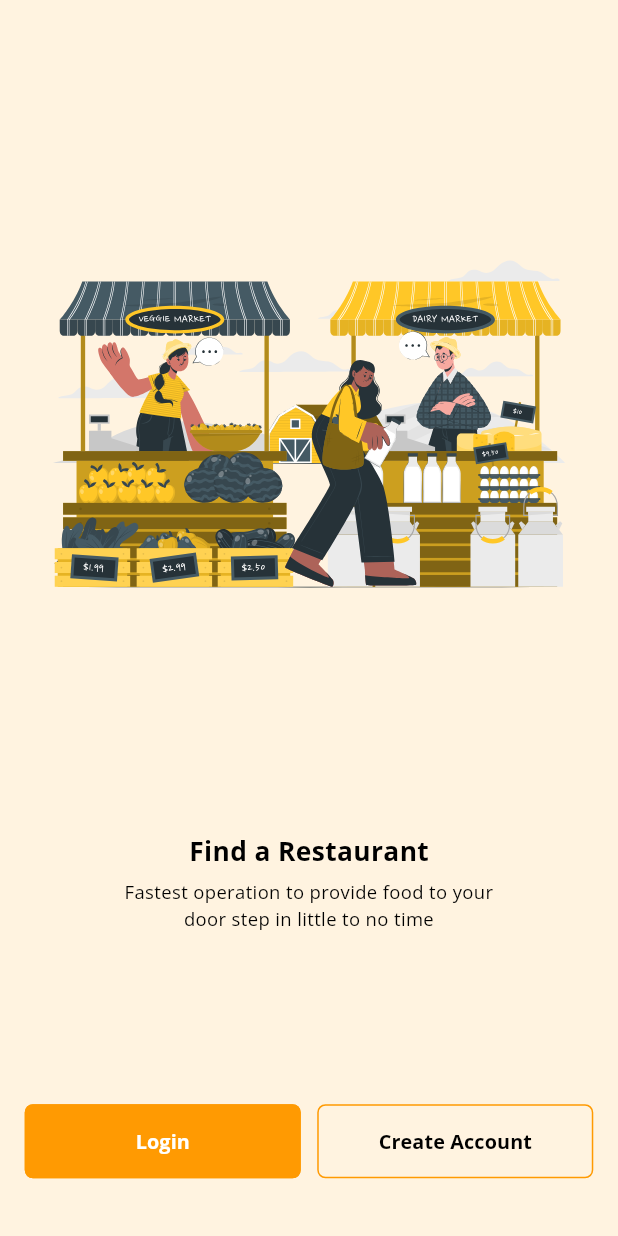
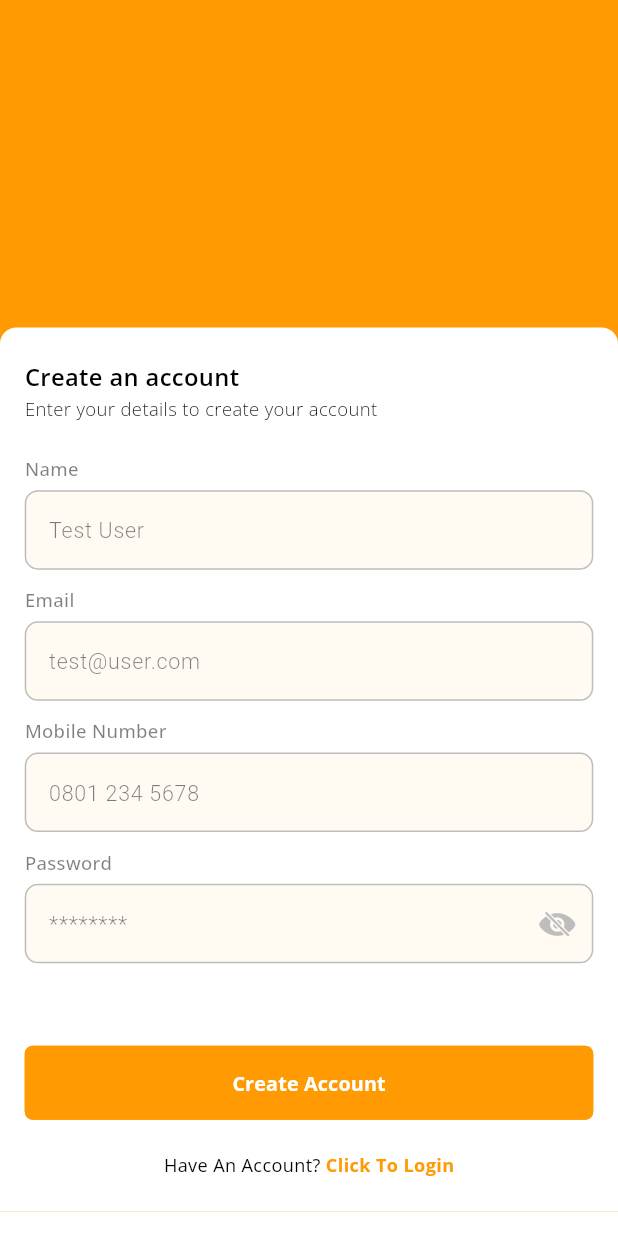
Before and after one commit to olamilekan-adeleke/jolobbi_app_new, a Flutter app: the screen it shows after launch, after a tap on "Create Account", on a phone screen of 412 x 824 dp. Run offline on Flutter 3.47's test engine with Material 2 defaults, Android fonts, the phone set to English and light mode, and no system bars; our stand-ins replace bloc, cached_network_image, equatable, firebase_core, flutter_screenutil, flutter_secure_storage and 4 more; accounts and stored records are empty; project files that could hold a hidden picture were left out.

Commit message:
added sign up view

```diff
--- a/lib/cores/navigator/router_generator.dart
+++ b/lib/cores/navigator/router_generator.dart
@@ -5,6 +5,7 @@ import 'package:flutter/material.dart';
 
 import '../../features/Authentication/presentation/pages/intro_view.dart';
 import '../../features/Authentication/presentation/pages/login_view.dart';
+import '../../features/Authentication/presentation/pages/sign_up_view.dart';
 import 'error_route_screen.dart';
 
 class RouteGenerator {
@@ -18,8 +19,8 @@ class RouteGenerator {
       case LoginView.route:
         return pageRoute(const LoginView());
 
-      // case SignUpView.route:
-      //   return materialPage(const SignUpView());
+      case SignUpView.route:
+        return pageRoute(const SignUpView());
 
       default:
         return errorRoute();
--- a/lib/features/Authentication/presentation/pages/intro_view.dart
+++ b/lib/features/Authentication/presentation/pages/intro_view.dart
@@ -1,11 +1,13 @@
 import 'package:flutter/material.dart';
-import 'package:jolobbi_app_new/cores/components/custom_button.dart';
-import 'package:jolobbi_app_new/cores/components/custom_scaffold_widget.dart';
-import 'package:jolobbi_app_new/cores/components/custom_text_widget.dart';
-import 'package:jolobbi_app_new/cores/components/image_widget.dart';
-import 'package:jolobbi_app_new/cores/navigator/app_router.dart';
-import 'package:jolobbi_app_new/cores/utils/sizer_utils.dart';
-import 'package:jolobbi_app_new/features/Authentication/presentation/pages/login_view.dart';
+
+import '../../../../cores/components/custom_button.dart';
+import '../../../../cores/components/custom_scaffold_widget.dart';
+import '../../../../cores/components/custom_text_widget.dart';
+import '../../../../cores/components/image_widget.dart';
+import '../../../../cores/navigator/app_router.dart';
+import '../../../../cores/utils/sizer_utils.dart';
+import 'login_view.dart';
+import 'sign_up_view.dart';
 
 class IntroScreen extends StatelessWidget {
   static const route = "/";
@@ -55,7 +57,7 @@ class IntroScreen extends StatelessWidget {
                 child: Button.withBorderLine(
                   text: "Create Account",
                   textColor: Colors.black,
-                  onTap: () {},
+                  onTap: () => AppRouter.instance.navigateTo(SignUpView.route),
                 ),
               ),
             ],
--- /dev/null
+++ b/lib/features/Authentication/presentation/pages/sign_up_view.dart
@@ -0,0 +1,43 @@
+import 'package:flutter/material.dart';
+import 'package:jolobbi_app_new/cores/components/custom_scaffold_widget.dart';
+
+import '../../../../cores/constants/color.dart';
+import '../../../../cores/utils/sizer_utils.dart';
+import '../widgets/sign_up_widgets/sign_up_form_widget.dart';
+
+class SignUpView extends StatelessWidget {
+  static const String route = "/sign_up";
+
+  const SignUpView({super.key});
+
+  @override
+  Widget build(BuildContext context) {
+    return ScaffoldWidget(
+      usePadding: false,
+      useSingleScroll: false,
+      body: Stack(
+        children: [
+          Container(
+            width: double.infinity,
+            height: double.infinity,
+            decoration: const BoxDecoration(color: kcPrimaryColor),
+          ),
+          Align(
+            alignment: Alignment.bottomCenter,
+            child: Container(
+              width: double.infinity,
+              decoration: BoxDecoration(
+                color: kcWhite,
+                borderRadius: BorderRadius.only(
+                  topLeft: Radius.circular(sp(10)),
+                  topRight: Radius.circular(sp(10)),
+                ),
+              ),
+              child: const SignUpFormWidget(),
+            ),
+          ),
+        ],
+      ),
+    );
+  }
+}
--- /dev/null
+++ b/lib/features/Authentication/presentation/widgets/sign_up_widgets/sign_up_form_widget.dart
@@ -0,0 +1,88 @@
+import 'package:flutter/material.dart';
+import 'package:jolobbi_app_new/cores/constants/color.dart';
+
+import '../../../../../cores/components/custom_button.dart';
+import '../../../../../cores/components/custom_text_widget.dart';
+import '../../../../../cores/components/custom_textfiled.dart';
+import '../../../../../cores/navigator/app_router.dart';
+import '../../../../../cores/utils/sizer_utils.dart';
+import '../../../../../cores/utils/validator.dart';
+import '../../pages/login_view.dart';
+
+class SignUpFormWidget extends StatelessWidget {
+  const SignUpFormWidget({Key? key}) : super(key: key);
+
+  @override
+  Widget build(BuildContext context) {
+    return Container(
+      padding: EdgeInsets.symmetric(horizontal: sp(15), vertical: sp(20)),
+      child: SingleChildScrollView(
+        child: Column(
+          crossAxisAlignment: CrossAxisAlignment.start,
+          mainAxisSize: MainAxisSize.min,
+          children: <Widget>[
+            TextWidget(
+              'Create an account',
+              fontWeight: FontWeight.w600,
+              fontSize: sp(18),
+            ),
+            TextWidget(
+              'Enter your details to create your account',
+              fontWeight: FontWeight.w300,
+              fontSize: sp(14),
+            ),
+            verticalSpace(20),
+            TextFieldWidget(
+              title: 'Name',
+              hintText: 'Test User',
+              onChanged: (_) {},
+              validator: nameValidator,
+              textInputType: TextInputType.text,
+            ),
+            verticalSpace(),
+            TextFieldWidget(
+              title: 'Email',
+              hintText: 'test@user.com',
+              onChanged: (_) {},
+              validator: emailValidator,
+              textInputType: TextInputType.emailAddress,
+            ),
+            verticalSpace(),
+            TextFieldWidget(
+              title: 'Mobile Number',
+              hintText: '0801 234 5678',
+              onChanged: (_) {},
+              validator: mobileValidator,
+              textInputType: TextInputType.number,
+            ),
+            verticalSpace(),
+            TextFieldWidget(
+              title: "Password",
+              hintText: '********',
+              isPassword: true,
+              onChanged: (_) {},
+              validator: passwordValidator,
+              textInputType: TextInputType.visiblePassword,
+            ),
+            verticalSpace(50),
+            Button(text: 'Create Account', onTap: () {}),
+            verticalSpace(20),
+            GestureDetector(
+              onTap: () => AppRouter.instance.navigateTo(LoginView.route),
+              child: Center(
+                child: TwoSpanTextWidget(
+                  'Have An Account? ',
+                  'Click To Login',
+                  fontSize: sp(11),
+                  fontSize2: sp(11),
+                  textColor2: kcPrimaryColor,
+                  fontWeight2: FontWeight.w700,
+                ),
+              ),
+            ),
+          ],
+        ),
+      ),
+    );
+  }
+}
```
